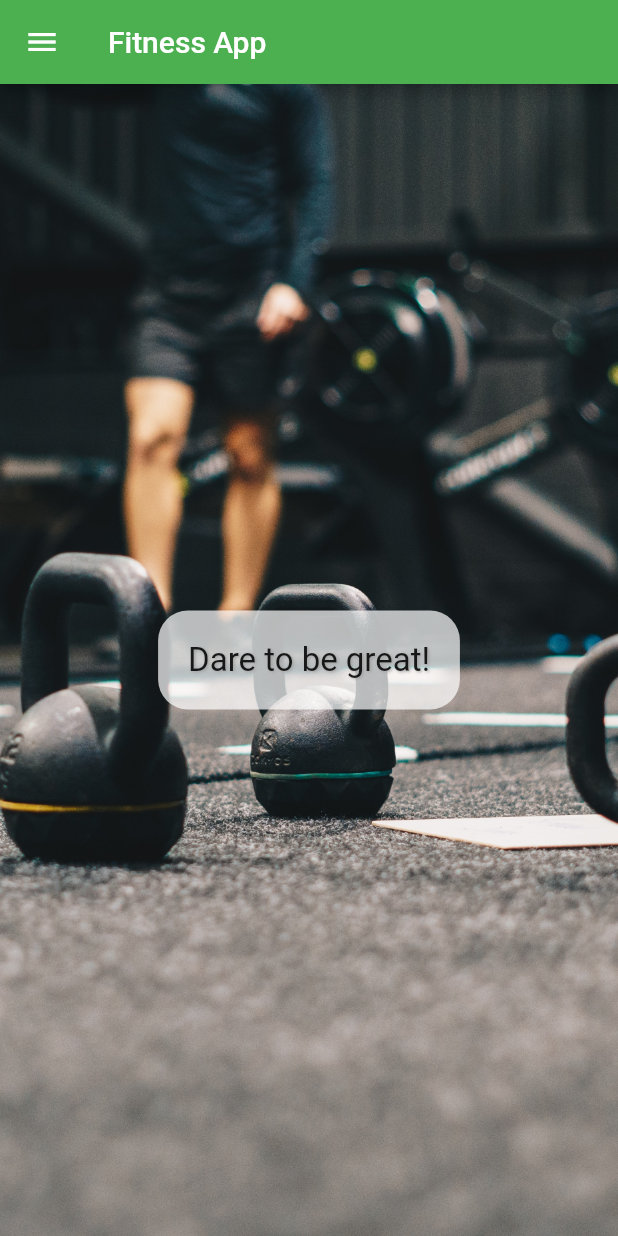
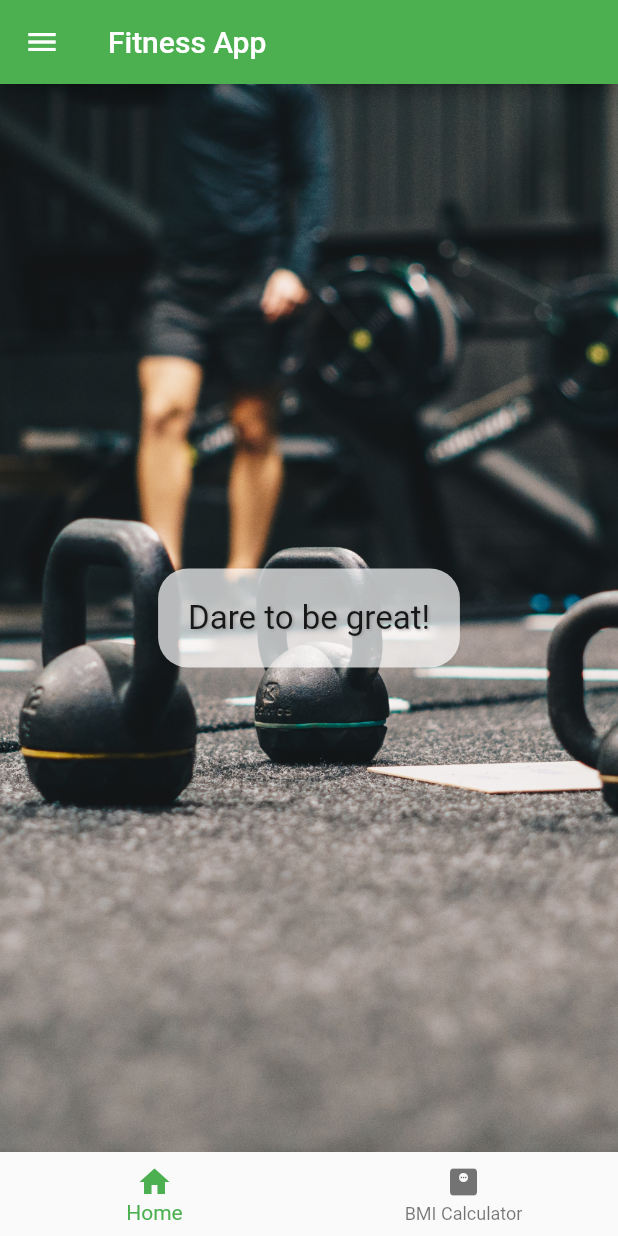
Before and after one commit to ninjamon23/FitnessAppDemo, a Flutter app: the screen it shows after launch, on a phone screen of 412 x 824 dp. Run offline on Flutter 3.47's test engine with Material 2 defaults, Android fonts, the phone set to English and light mode, and no system bars.

Commit message:
Create bottom navbar. Update drawer to use pushName.

```diff
--- a/lib/main.dart
+++ b/lib/main.dart
@@ -1,3 +1,4 @@
+import 'package:familiarization/screens/bmi_screen.dart';
 import 'package:familiarization/screens/intro_screen.dart';
 import 'package:flutter/material.dart';
 
@@ -12,7 +13,11 @@
   Widget build(BuildContext context) {
     return MaterialApp(
       theme: ThemeData(primarySwatch: Colors.green),
-      home: const IntroScreen(),
+      routes: {
+        '/': (context) => const IntroScreen(),
+        '/bmi':(context) => const BmiScreen()
+      },
+      initialRoute: '/',
     );
   }
 }
--- a/lib/screens/intro_screen.dart
+++ b/lib/screens/intro_screen.dart
@@ -1,3 +1,4 @@
+import 'package:familiarization/shared/bottom_nav.dart';
 import 'package:familiarization/shared/menu_drawer.dart';
 import 'package:flutter/material.dart';
 
@@ -9,6 +10,7 @@ class IntroScreen extends StatelessWidget {
     return Scaffold(
       appBar: AppBar(title: const Text('Fitness App')),
       drawer: const MenuDrawer(),
+      bottomNavigationBar: const BottomNav(),
       body: Container(
           decoration: const BoxDecoration(
               image: DecorationImage(
--- /dev/null
+++ b/lib/shared/bottom_nav.dart
@@ -0,0 +1,39 @@
+import 'package:flutter/material.dart';
+
+class BottomNav extends StatelessWidget {
+  const BottomNav({Key? key}) : super(key: key);
+
+  @override
+  Widget build(BuildContext context) {
+    return BottomNavigationBar(items: buildBottomNav(context), onTap: (int index) {
+      switch (index) {
+        case 0:
+          Navigator.pushNamed(context, '/');
+          break;
+        case 1:
+          Navigator.pushNamed(context, '/bmi');
+          break;
+      }
+    },);
+  }
+
+  List<BottomNavigationBarItem> buildBottomNav(BuildContext context) {
+    List<String> menuItems = ['Home', 'BMI Calculator'];
+    List<BottomNavigationBarItem> menu = [];
+    for (var element in menuItems) {
+      switch (element) {
+        case 'Home':
+          menu.add(const BottomNavigationBarItem(
+              icon: Icon(Icons.home), label: 'Home'));
+          break;
+        case 'BMI Calculator':
+          menu.add(const BottomNavigationBarItem(
+              icon: Icon(Icons.monitor_weight), label: 'BMI Calculator'));
+          break;
+        default:
+      }
+    }
+
+    return menu;
+  }
+}
--- a/lib/shared/menu_drawer.dart
+++ b/lib/shared/menu_drawer.dart
@@ -1,4 +1,6 @@
 import 'package:flutter/material.dart';
+import '../screens/bmi_screen.dart';
+import '../screens/intro_screen.dart';
 
 class MenuDrawer extends StatelessWidget {
   const MenuDrawer({Key? key}) : super(key: key);
@@ -18,7 +20,8 @@ class MenuDrawer extends StatelessWidget {
         decoration: BoxDecoration(color: Colors.lightGreen),
         child: Text(
           'Flutter Fitness App',
-          style: TextStyle(color: Colors.white, fontWeight: FontWeight.bold, fontSize: 30),
+          style: TextStyle(
+              color: Colors.white, fontWeight: FontWeight.bold, fontSize: 30),
         )));
     for (var element in menuTitles) {
       menuItems.add(ListTile(
@@ -26,7 +29,17 @@ class MenuDrawer extends StatelessWidget {
           element,
           style: const TextStyle(fontSize: 19),
         ),
-        onTap: () {},
+        onTap: () {
+          switch (element) {
+            case 'Home':
+              Navigator.pushNamed(context, '/');
+              break;
+            case 'BMI Calculator':
+              Navigator.pushNamed(context, '/bmi');
+              break;
+            default:
+          }
+        },
       ));
     }
 
```
Also changed, not shown: lib/screens/bmi_screen.dart (added, +17 -0 lines).
